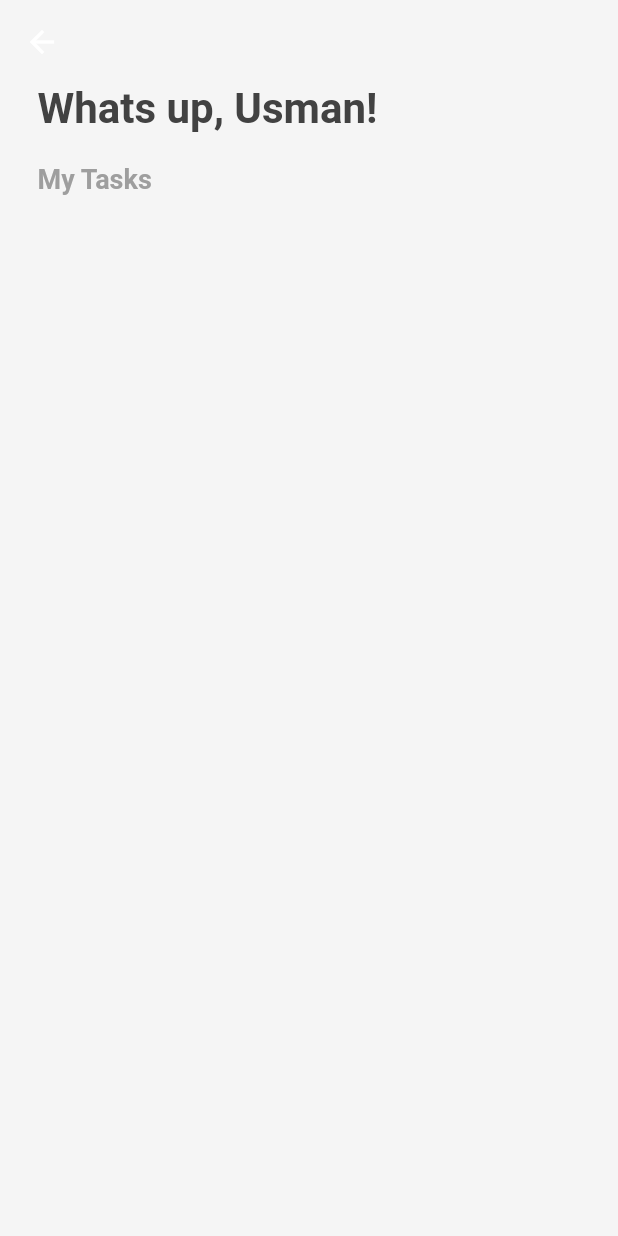
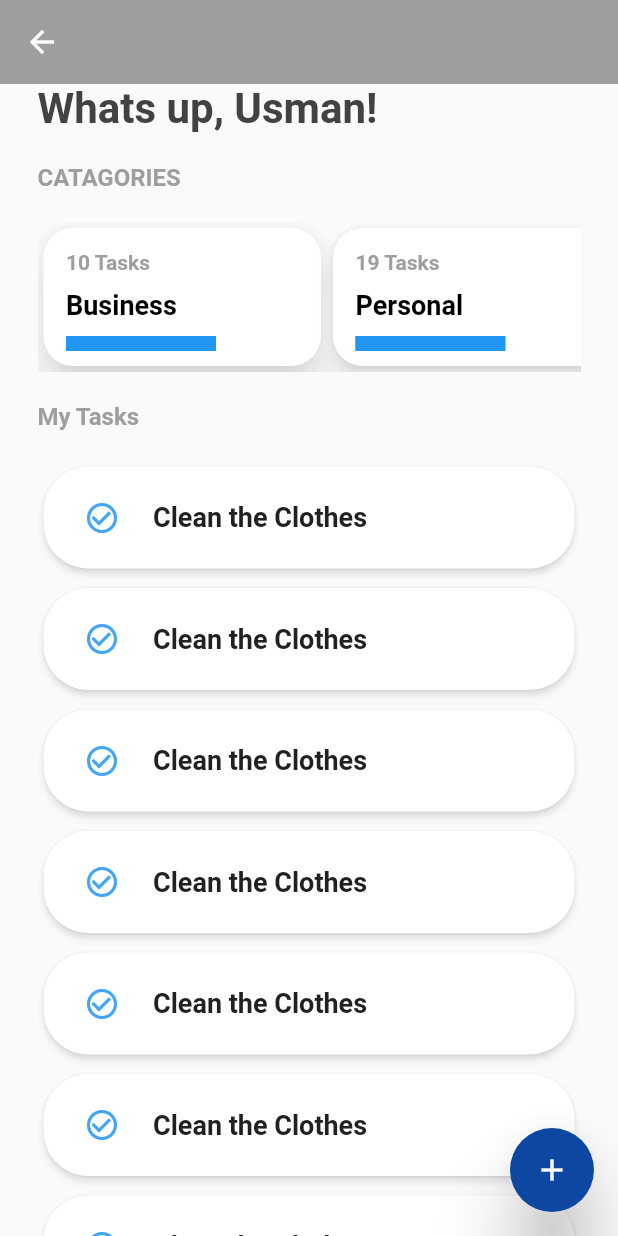
Before and after one commit to Usman2661/Todo-Flutter, a Flutter app: the screen it shows after launch, on a phone screen of 412 x 824 dp. Run offline on Flutter 3.47's test engine with Material 2 defaults, Android fonts, the phone set to English and light mode, and no system bars.

Commit message:
Designing home screen

```diff
--- /dev/null
+++ b/lib/Widgets/ListCard.dart
@@ -0,0 +1,48 @@
+import 'package:flutter/material.dart';
+
+class TodoCard extends StatefulWidget {
+  @override
+  _TodoCardState createState() => _TodoCardState();
+}
+
+class _TodoCardState extends State<TodoCard> {
+  @override
+  Widget build(BuildContext context) {
+    return
+    Card(
+                 shape: RoundedRectangleBorder(
+                  borderRadius: BorderRadius.circular(30.0),
+
+                ),
+              shadowColor: Colors.white,
+              elevation: 2.0,
+              child: InkWell(
+              splashColor: Colors.blue.withAlpha(30),
+              child: Padding(
+                padding: const EdgeInsets.fromLTRB(15.0,10.0,0.0,10.0),
+                child: Row(
+                  mainAxisSize: MainAxisSize.max,
+                  mainAxisAlignment: MainAxisAlignment.start,
+                  children: <Widget>[
+
+                   IconButton(
+                    icon: Icon(Icons.check_circle_outline),
+                    color: Colors.blue[400],
+                    onPressed: () {},
+                  ),
+                  SizedBox(width: 10.0),
+                    Text(
+                    'Clean the Clothes',
+                  style: TextStyle(
+                  color:Colors.grey[900],
+                  fontSize: 18.0,
+                  fontWeight: FontWeight.bold
+                    ),
+                  ),
+
+                ],),
+              )
+            ),
+            );
+  }
+}
--- /dev/null
+++ b/lib/Widgets/TodoList.dart
@@ -0,0 +1,35 @@
+import 'package:flutter/material.dart';
+import 'package:todo/Widgets/ListCard.dart';
+
+class TodoList extends StatefulWidget {
+  @override
+  _TodoListState createState() => _TodoListState();
+}
+
+class _TodoListState extends State<TodoList> {
+  @override
+  Widget build(BuildContext context) {
+    return
+        ListView(
+        children: <Widget>[
+          TodoCard(),
+          SizedBox(height:5.0),
+           TodoCard(),
+          SizedBox(height:5.0),
+           TodoCard(),
+          SizedBox(height:5.0),
+           TodoCard(),
+          SizedBox(height:5.0),
+           TodoCard(),
+          SizedBox(height:5.0),
+           TodoCard(),
+          SizedBox(height:5.0),
+           TodoCard(),
+          SizedBox(height:5.0),
+           TodoCard(),
+          SizedBox(height:5.0),
+
+        ],
+      );
+  }
+}
--- a/lib/screens/home.dart
+++ b/lib/screens/home.dart
@@ -1,4 +1,5 @@
 import 'package:flutter/material.dart';
+import 'package:todo/Widgets/TodoList.dart';
 
 class Home extends StatefulWidget {
   @override
@@ -9,14 +10,21 @@ class _HomeState extends State<Home> {
   @override
   Widget build(BuildContext context) {
     return Scaffold(
-      backgroundColor: Colors.grey[100],
-      appBar: AppBar(backgroundColor: Colors.grey[100],
+      backgroundColor: Colors.grey[10],
+      floatingActionButton: FloatingActionButton(
+        onPressed: () {
+        },
+        child: Icon(Icons.add),
+        backgroundColor: Colors.blue[900],
+        elevation: 20.0,
+      ),
+      appBar: AppBar(backgroundColor: Colors.grey,
       title: Text(''),
       centerTitle: true,
       elevation: 0.0,
       ),
       body: Padding(
-        padding: const EdgeInsets.fromLTRB(25.0,0.0,0.0,0.0),
+        padding: const EdgeInsets.fromLTRB(25.0,0.0,25.0,0.0),
         child: Container(
           child: Column(
             mainAxisAlignment: MainAxisAlignment.start,
@@ -30,15 +38,179 @@ class _HomeState extends State<Home> {
             ),
             ),
             SizedBox(height: 20.0),
-           Text( 'My Tasks',
+           Text( 'CATAGORIES',
             style: TextStyle(
             color:Colors.grey[500],
-            fontSize: 18.0,
+            fontSize: 16.0,
             fontWeight: FontWeight.bold
             ),
             ),
+            SizedBox(height: 20.0),
+            SingleChildScrollView(
+            scrollDirection: Axis.horizontal,
+            child: Row(
+            children: <Widget>[
+              Card(
+                 shape: RoundedRectangleBorder(
+                  borderRadius: BorderRadius.circular(20.0),
+                ),
+                            shadowColor: Colors.white,
+
+              elevation: 10,
+              child: InkWell(
+              splashColor: Colors.blue.withAlpha(30),
+            //   onTap: () {
+            //   print('Card tapped.');
+            //  },
+              child: Padding(
+                padding: const EdgeInsets.fromLTRB(15.0,15.0,70.0,10.0),
+                child: Column(
+                  mainAxisSize: MainAxisSize.min,
+                  crossAxisAlignment: CrossAxisAlignment.start,
+                  children: <Widget>[
+                  Text(
+                    '10 Tasks',
+                  style: TextStyle(
+                  color:Colors.grey[500],
+                  fontSize: 14.0,
+                  fontWeight: FontWeight.bold
+                    ),
+                  ),
+                  SizedBox(height: 10.0),
+                    Text(
+                    'Business',
+                  style: TextStyle(
+                  color:Colors.black,
+                  fontSize: 18.0,
+                  fontWeight: FontWeight.bold
+                    ),
+
+                  ),
+                  SizedBox(height: 10.0),
+                  SizedBox(
+                      child: LinearProgressIndicator(
+                      backgroundColor: Colors.blue,
+                      value: 0.2,
+                    ),
+                      height: 10.0,
+                      width: 100.0,
+                  )
+
+                ],),
+              )
+            ),
+            ),
+
+                 Card(
+                 shape: RoundedRectangleBorder(
+                  borderRadius: BorderRadius.circular(20.0),
+                ),
+              shadowColor: Colors.white,
+              elevation: 5,
+              child: InkWell(
+              splashColor: Colors.blue[400],
+              onTap: () {
+              print('Card tapped.');
+             },
+              child: Padding(
+                padding: const EdgeInsets.fromLTRB(15.0,15.0,70.0,10.0),
+                child: Column(
+                  mainAxisSize: MainAxisSize.min,
+                  crossAxisAlignment: CrossAxisAlignment.start,
+                  children: <Widget>[
+                  Text(
+                    '19 Tasks',
+                  style: TextStyle(
+                  color:Colors.grey[500],
+                  fontSize: 14.0,
+                  fontWeight: FontWeight.bold
+                    ),
+                  ),
+                  SizedBox(height: 10.0),
+                    Text(
+                    'Personal',
+                  style: TextStyle(
+                  color:Colors.black,
+                  fontSize: 18.0,
+                  fontWeight: FontWeight.bold
+                    ),
+                  ),
+                  SizedBox(height: 10.0),
+                 SizedBox(
+                      child: LinearProgressIndicator(
+                      backgroundColor: Colors.blue,
+                      value: 0.8,
+                    ),
+                      height: 10.0,
+                      width: 100.0,
+                  )
+                ],),
+              )
+            ),
+            ),
+             Card(
+                 shape: RoundedRectangleBorder(
+                  borderRadius: BorderRadius.circular(20.0),
+                ),
+              shadowColor: Colors.white,
+              elevation: 10,
+              child: InkWell(
+              splashColor: Colors.blue.withAlpha(30),
+            //   onTap: () {
+            //   print('Card tapped.');
+            //  },
+              child: Padding(
+                padding: const EdgeInsets.fromLTRB(15.0,15.0,70.0,10.0),
+                child: Column(
+                  mainAxisSize: MainAxisSize.min,
+                  crossAxisAlignment: CrossAxisAlignment.start,
+                  children: <Widget>[
+                  Text(
+                    '8 Tasks',
+                  style: TextStyle(
+                  color:Colors.grey[500],
+                  fontSize: 14.0,
+                  fontWeight: FontWeight.bold
+                    ),
+                  ),
+                  SizedBox(height: 10.0),
+                    Text(
+                    'Home',
+                  style: TextStyle(
+                  color:Colors.black,
+                  fontSize: 18.0,
+                  fontWeight: FontWeight.bold
+                    ),
+                  ),
+                  SizedBox(height: 10.0),
+                 SizedBox(
+                      child: LinearProgressIndicator(
+                      backgroundColor: Colors.blue,
+                      value: 0.4,
+                    ),
+                      height: 10.0,
+                      width: 100.0,
+                  )
+                ],),
+              )
+            ),
+            ),
+            ],
+              ),
+            ),
+            SizedBox(height:20.0),
+            Text( 'My Tasks',
+            style: TextStyle(
+            color:Colors.grey[500],
+            fontSize: 16.0,
+            fontWeight: FontWeight.bold
+            ),
+            ),
+            SizedBox(height:20.0),
+            Expanded(child: TodoList())
           ],
           )
+
           ),
       ),
     );
```
